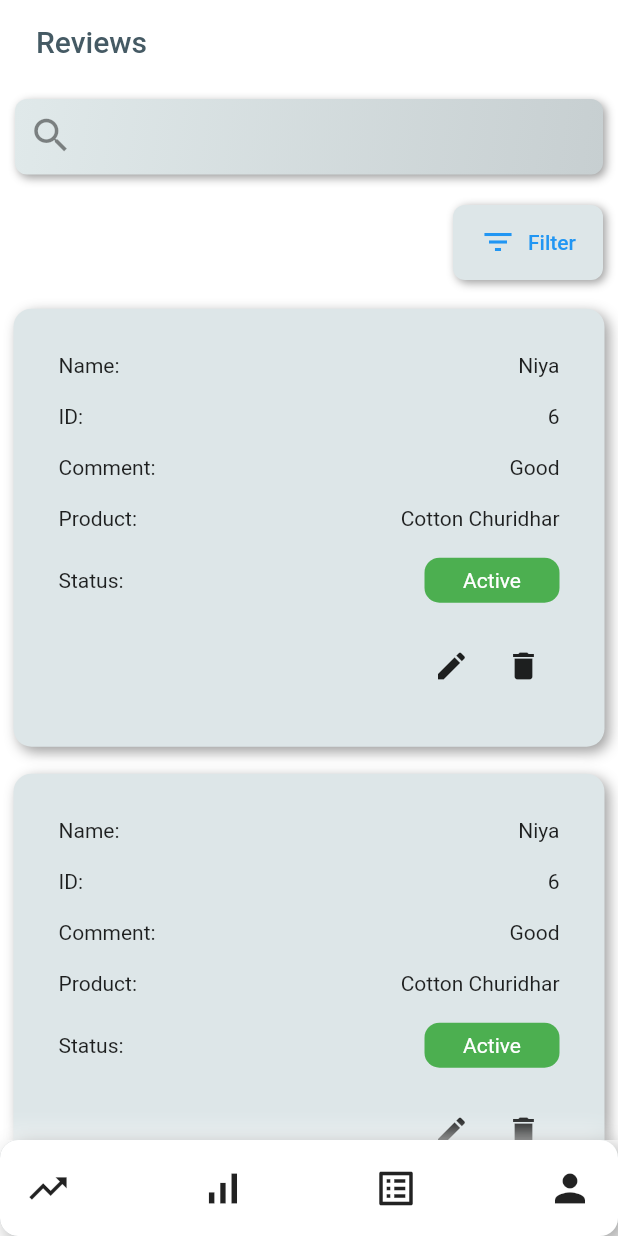
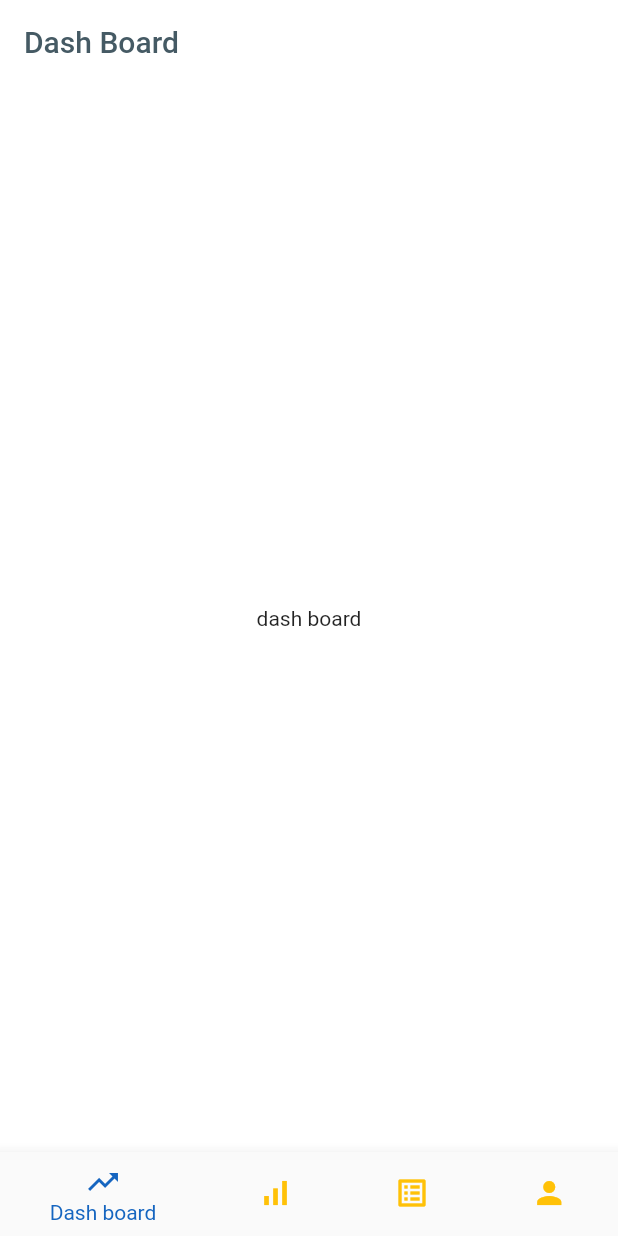
Before and after one commit to lijogeorgep/test, a Flutter app: the screen it shows after launch, on a phone screen of 412 x 824 dp. Run offline on Flutter 3.47's test engine with Material 2 defaults, Android fonts, the phone set to English and light mode, and no system bars; drawn by our look-alikes of flutter_neumorphic.

Commit message:
first message

```diff
--- /dev/null
+++ b/lib/Navigation/BottomNavigation.dart
@@ -0,0 +1,60 @@
+import 'package:design1/presentation/Catelog/Catelog.dart';
+import 'package:design1/presentation/customers/Customer_home.dart';
+import 'package:design1/presentation/dashboard/Dashboard.dart';
+import 'package:design1/presentation/sales/Sales.dart';
+import 'package:flutter/material.dart';
+
+class BottomNavigation extends StatefulWidget {
+  @override
+  _BottomNavigationState createState() => _BottomNavigationState();
+}
+
+class _BottomNavigationState extends State<BottomNavigation> {
+  int _selectedIndex = 0;
+  final List<Widget> _widgetOptions = [
+    Dashboard(),
+    Sales(),
+    Catelog(),
+    CustomerHome()
+  ];
+  void _onItemTapped(int index) {
+    setState(() {
+      _selectedIndex = index;
+    });
+  }
+
+  @override
+  Widget build(BuildContext context) {
+    return Scaffold(
+      body: SafeArea(
+        child: Center(
+          child: _widgetOptions[_selectedIndex],
+        ),
+      ),
+      bottomNavigationBar: BottomNavigationBar(
+        items: [
+          BottomNavigationBarItem(
+            icon: Icon(Icons.trending_up),
+            label: 'Dash board',
+          ),
+          BottomNavigationBarItem(
+            icon: Icon(Icons.signal_cellular_alt),
+            label: 'Sales',
+          ),
+          BottomNavigationBarItem(
+            icon: Icon(Icons.list_alt),
+            label: 'Catlog',
+          ),
+          BottomNavigationBarItem(
+            icon: Icon(Icons.person),
+            label: 'Customer',
+          ),
+        ],
+        currentIndex: _selectedIndex,
+        selectedItemColor: Colors.blue[800],
+        unselectedItemColor: Colors.amber,
+        onTap: _onItemTapped,
+      ),
+    );
+  }
+}
--- a/lib/main.dart
+++ b/lib/main.dart
@@ -1,11 +1,6 @@
-import 'package:design1/presentation/Products.dart';
+import 'package:design1/Navigation/BottomNavigation.dart';
+
 import 'package:flutter/material.dart';
-import './presentation/Categories.dart';
-import './presentation/Customers.dart';
-import './presentation/Login.dart';
-import './presentation/Attributes.dart';
-import './presentation/AttributeFamilies.dart';
-import './presentation/Reviews.dart';
 
 void main() {
   runApp(MyApp());
@@ -16,15 +11,7 @@ class MyApp extends StatelessWidget {
   Widget build(BuildContext context) {
     return MaterialApp(
       theme: ThemeData(scaffoldBackgroundColor: Colors.white),
-      home: Reviews(),
-      //AttributeFamilies(),
-      // Attributes(),
-
-      //Categories(),
-      //Products(),
-      //Customers(),
-
-      // Login(),
+      home: BottomNavigation(),
     );
   }
 }
--- a/lib/presentation/Update.dart
+++ b/lib/presentation/ForgotPassword.dart
@@ -2,12 +2,12 @@ import 'package:flutter/material.dart';
 import 'package:flutter_neumorphic/flutter_neumorphic.dart';
 import 'Login.dart';
 
-class Update extends StatefulWidget {
+class ForgotPassword extends StatefulWidget {
   @override
-  _UpdateState createState() => _UpdateState();
+  _ForgotPasswordState createState() => _ForgotPasswordState();
 }
 
-class _UpdateState extends State<Update> {
+class _ForgotPasswordState extends State<ForgotPassword> {
   Widget textFields({String text}) {
     String label = text;
     return TextField(
--- a/lib/presentation/Login.dart
+++ b/lib/presentation/Login.dart
@@ -1,6 +1,6 @@
 import 'package:flutter/material.dart';
 import 'package:flutter_neumorphic/flutter_neumorphic.dart';
-import './Update.dart';
+import './ForgotPassword.dart';
 
 class Login extends StatefulWidget {
   @override
@@ -89,7 +89,7 @@ class _LoginState extends State<Login> {
                             Navigator.push(
                                 context,
                                 MaterialPageRoute(
-                                    builder: (context) => Update()));
+                                    builder: (context) => ForgotPassword()));
                             // print('forgot link presssed');
                           },
                         ),
--- a/lib/presentation/Reviews.dart
+++ b/lib/presentation/customers/Customers.dart
@@ -1,16 +1,16 @@
 import 'package:flutter/material.dart';
 import 'package:flutter_neumorphic/flutter_neumorphic.dart';
-import './widget/Header_section.dart';
-import 'widget/ElevatedButtons.dart';
-import './widget/BottomNavSection.dart';
+import '../widget/Header_section.dart';
+import '../widget/ElevatedButtons.dart';
+import '../widget/BottomNavSection.dart';
 // import 'widget/bottom_navigation_buttons.dart';
 
-class Reviews extends StatefulWidget {
+class Customers extends StatefulWidget {
   @override
-  _ReviewsState createState() => _ReviewsState();
+  _CustomersState createState() => _CustomersState();
 }
 
-class _ReviewsState extends State<Reviews> {
+class _CustomersState extends State<Customers> {
   var button = ActionButton();
 
   @override
@@ -18,65 +18,17 @@ class _ReviewsState extends State<Reviews> {
     return Scaffold(
       resizeToAvoidBottomInset: false,
       appBar: AppBar(
+        iconTheme: IconThemeData(color: Colors.black),
         elevation: 0,
         backgroundColor: Colors.white,
-        title: Padding(
-          padding: const EdgeInsets.all(8.0),
-          child: Text(
-            'Reviews',
-            style: TextStyle(color: Colors.blueGrey.shade700),
-          ),
+        title: Text(
+          'Customers',
+          style: TextStyle(color: Colors.blueGrey.shade700),
         ),
       ),
       body: Column(
         children: [
-          Expanded(
-            flex: 1,
-            child: Padding(
-              padding: EdgeInsets.all(10),
-              child: Neumorphic(
-                style: NeumorphicStyle(
-                  shape: NeumorphicShape.convex,
-                ),
-                child: TextField(
-                  decoration: InputDecoration(
-                    border: InputBorder.none,
-                    prefixIcon: Icon(
-                      Icons.search,
-                      size: 30.0,
-                    ),
-                  ),
-                ),
-              ),
-            ),
-          ),
-          Expanded(
-            flex: 1,
-            child: Padding(
-              padding: const EdgeInsets.all(8.0),
-              child: Row(
-                mainAxisAlignment: MainAxisAlignment.spaceEvenly,
-                children: [
-                  SizedBox(
-                    width: 290,
-                  ),
-                  SizedBox(
-                    height: 50,
-                    width: 100,
-                    child: Neumorphic(
-                      child: TextButton.icon(
-                        label: Text('Filter'),
-                        icon: Icon(Icons.filter_list),
-                        onPressed: () {
-                          //:TODO filter on press funciton
-                        },
-                      ),
-                    ),
-                  ),
-                ],
-              ),
-            ),
-          ),
+          headerSection(text: 'Add Customers'),
           Expanded(
             flex: 8,
             child: ListView.builder(
@@ -87,18 +39,18 @@ class _ReviewsState extends State<Reviews> {
                   return Padding(
                     padding: const EdgeInsets.all(5.0),
                     child: SizedBox(
-                      height: 300,
-                      //    height: MediaQuery.of(context).size.height / 2,
+                      height: MediaQuery.of(context).size.height / 2,
                       child: Card(
                         elevation: 0,
                         shape: RoundedRectangleBorder(
                           borderRadius: BorderRadius.circular(10),
                         ),
                         child: Neumorphic(
+                          boxShape: NeumorphicBoxShape.roundRect(
+                              BorderRadius.circular(12)),
                           style: NeumorphicStyle(
                             //shape: NeumorphicShape.concave,
-                            boxShape: NeumorphicBoxShape.roundRect(
-                                BorderRadius.circular(12)),
+
                             depth: 6,
                           ),
                           child: Padding(
@@ -118,6 +70,14 @@ class _ReviewsState extends State<Reviews> {
                                   mainAxisAlignment:
                                       MainAxisAlignment.spaceBetween,
                                   children: [
+                                    Text('Email:'),
+                                    Text('niya@gmail.com'),
+                                  ],
+                                ),
+                                Row(
+                                  mainAxisAlignment:
+                                      MainAxisAlignment.spaceBetween,
+                                  children: [
                                     Text('ID:'),
                                     Text('6'),
                                   ],
@@ -126,16 +86,8 @@ class _ReviewsState extends State<Reviews> {
                                   mainAxisAlignment:
                                       MainAxisAlignment.spaceBetween,
                                   children: [
-                                    Text('Comment:'),
-                                    Text('Good'),
-                                  ],
-                                ),
-                                Row(
-                                  mainAxisAlignment:
-                                      MainAxisAlignment.spaceBetween,
-                                  children: [
-                                    Text('Product:'),
-                                    Text('Cotton Churidhar'),
+                                    Text('Gender:'),
+                                    Text('Female'),
                                   ],
                                 ),
                                 Row(
@@ -143,21 +95,26 @@ class _ReviewsState extends State<Reviews> {
                                       MainAxisAlignment.spaceBetween,
                                   children: [
                                     Text('Status:'),
-                                    Container(
-                                        width: 90,
-                                        height: 30,
-                                        decoration: BoxDecoration(
-                                          borderRadius:
-                                              BorderRadius.circular(10),
-                                          color: Colors.green,
-                                        ),
-                                        child: Center(
-                                          child: Text(
-                                            'Active',
-                                            style:
-                                                TextStyle(color: Colors.white),
-                                          ),
-                                        )),
+                                    Text('General'),
+                                  ],
+                                ),
+                                Row(
+                                  mainAxisAlignment:
+                                      MainAxisAlignment.spaceBetween,
+                                  children: [
+                                    Text('Phone:'),
+                                    Text('+91-342425622'),
+                                  ],
+                                ),
+                                Row(
+                                  mainAxisAlignment:
+                                      MainAxisAlignment.spaceBetween,
+                                  children: [
+                                    Text('status:'),
+                                    Text(
+                                      'Active',
+                                      style: TextStyle(color: Colors.green),
+                                    ),
                                   ],
                                 ),
                                 Row(
@@ -168,7 +125,15 @@ class _ReviewsState extends State<Reviews> {
                                       onPressed: () {},
                                     ),
                                     IconButton(
-                                      icon: Icon(Icons.delete),
+                                      icon: Icon(Icons.delete_outline),
+                                      onPressed: () {},
+                                    ),
+                                    IconButton(
+                                      icon: Icon(Icons.text_snippet_outlined),
+                                      onPressed: () {},
+                                    ),
+                                    IconButton(
+                                      icon: Icon(Icons.room),
                                       onPressed: () {},
                                     ),
                                   ],
@@ -184,7 +149,7 @@ class _ReviewsState extends State<Reviews> {
           ),
         ],
       ),
-      bottomNavigationBar: bottomNavSection(),
+      bottomNavigationBar: bottomNavSection(context),
     );
   }
 }
--- /dev/null
+++ b/lib/presentation/dashboard/Dashboard.dart
@@ -0,0 +1,27 @@
+import 'package:flutter/material.dart';
+
+class Dashboard extends StatefulWidget {
+  @override
+  _DashboardState createState() => _DashboardState();
+}
+
+class _DashboardState extends State<Dashboard> {
+  @override
+  Widget build(BuildContext context) {
+    return Scaffold(
+      appBar: AppBar(
+        elevation: 0,
+        backgroundColor: Colors.white,
+        title: Text(
+          'Dash Board',
+          style: TextStyle(
+            color: Colors.blueGrey.shade700,
+          ),
+        ),
+      ),
+      body: Center(
+        child: Text('dash board'),
+      ),
+    );
+  }
+}
--- a/lib/presentation/widget/BottomNavSection.dart
+++ b/lib/presentation/widget/BottomNavSection.dart
@@ -1,16 +1,20 @@
+import 'file:///C:/flutterprojects/bagisto_shop/lib/presentation/Catelog/AttributeFamilies.dart';
+import 'file:///C:/flutterprojects/bagisto_shop/lib/presentation/Catelog/Categories.dart';
 import 'package:flutter/material.dart';
-import 'package:flutter_neumorphic/flutter_neumorphic.dart';
+
+import '../Catelog/Attributes.dart';
 import 'bottom_navigation_buttons.dart';
-
-Widget bottomNavSection() {
+import 'file:///C:/flutterprojects/bagisto_shop/lib/presentation/customers/Customers.dart';
+Widget bottomNavSection(BuildContext context) {
+  // int _selectedIndex = 0;
+  // final  List<Widget> _widgetOptions=[
+  //   AttributeFamilies(),
+  //   Attributes(),
+  //   Categories(),
+  //   Customers()
+  // ];
   var bottomNavButton = BottomNavigationButton();
-  return Neumorphic(
-    style: NeumorphicStyle(
-      shape: NeumorphicShape.concave,
-      boxShape: NeumorphicBoxShape.roundRect(BorderRadius.circular(12)),
-      depth: 10,
-    ),
-    child: BottomAppBar(
+  return BottomAppBar(
     // color: Colors.white60,
     //  shape: CircularNotchedRectangle(),
     child: Container(
@@ -24,40 +28,39 @@ Widget bottomNavSection() {
                 icon: Icons.trending_up,
                 //  color: Colors.blue,
                 iconButtonAction: () {
-                    // Navigator.push(
-                    //     context,
-                    //     MaterialPageRoute(
-                    //         builder: (context) => HomePage()));
+                  Navigator.push(
+                      context,
+                      MaterialPageRoute(
+                          builder: (context) => Attributes()));
                 }),
             bottomNavButton.bottomNavigationButton(
                 icon: Icons.signal_cellular_alt,
                 //  color: Colors.blue,
                 iconButtonAction: () {
-                    // Navigator.push(
-                    //     context,
-                    //     MaterialPageRoute(
-                    //         builder: (context) => Discount()));
+                  Navigator.push(
+                      context,
+                      MaterialPageRoute(
+                          builder: (context) => AttributeFamilies()));
                 }),
             bottomNavButton.bottomNavigationButton(
                 icon: Icons.list_alt,
                 //  color: Colors.blue,
                 iconButtonAction: () {
-                    // Navigator.push(context,
-                    //     MaterialPageRoute(builder: (context) => Report()));
+                  Navigator.push(context,
+                      MaterialPageRoute(builder: (context) => Categories()));
                 }),
             bottomNavButton.bottomNavigationButton(
                 icon: Icons.person,
                 //  color: Colors.blue,
                 iconButtonAction: () {
-                    // Navigator.push(
-                    //     context,
-                    //     MaterialPageRoute(
-                    //         builder: (context) => UserAccount()));
+                  Navigator.push(
+                      context,
+                      MaterialPageRoute(
+                          builder: (context) => Customers()));
                 }),
           ],
         ),
       ),
     ),
-    ),
   );
 }
--- a/pubspec.yaml
+++ b/pubspec.yaml
@@ -28,9 +28,9 @@ dependencies:
   # Use with the CupertinoIcons class for iOS style icons.
   cupertino_icons: ^1.0.0
   material_floating_search_bar: ^0.2.6
-  flutter_neumorphic: ^3.0.3
+  flutter_neumorphic: ^2.2.2
   http: ^0.12.0+4
-  #neumorphic: ^0.4.0
+
 
 dev_dependencies:
   flutter_test:
```
Also changed, not shown: lib/extensionstutorial/callextension.dart (deleted, +0 -22 lines), lib/extensionstutorial/extension.dart (deleted, +0 -17 lines), lib/presentation/Catelog/AttributeFamilies.dart (renamed from lib/presentation/AttributeFamilies.dart, +11 -13 lines), lib/presentation/Catelog/Attributes.dart (renamed from lib/presentation/Attributes.dart, +11 -12 lines), lib/presentation/Catelog/Categories.dart (renamed from lib/presentation/Categories.dart, +11 -13 lines), lib/presentation/Catelog/Catelog.dart (added, +59 -0 lines), lib/presentation/Catelog/Products.dart (renamed from lib/presentation/Products.dart, +10 -11 lines), lib/presentation/customers/Customer_home.dart (added, +45 -0 lines), lib/presentation/customers/Reviews.dart (renamed from lib/presentation/Customers.dart, +89 -56 lines), lib/presentation/sales/Orders.dart (added, +17 -0 lines), lib/presentation/sales/Sales.dart (added, +32 -0 lines), pubspec.lock, 1 other file. Lines whose indentation alone changed are shown as unchanged.
